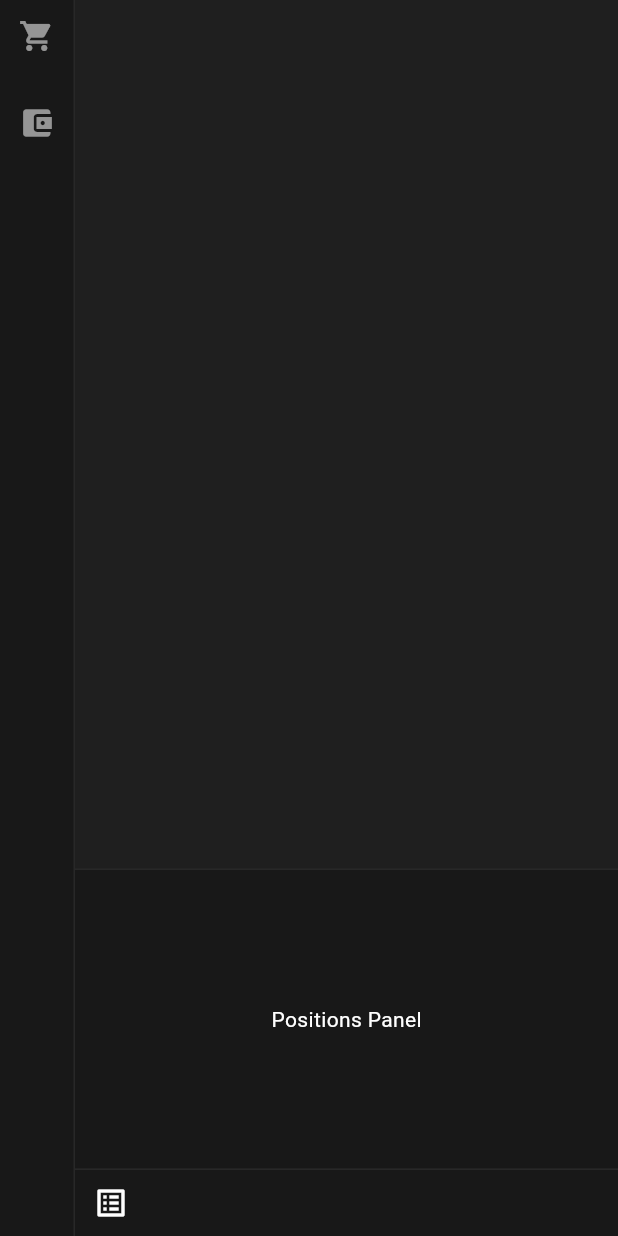
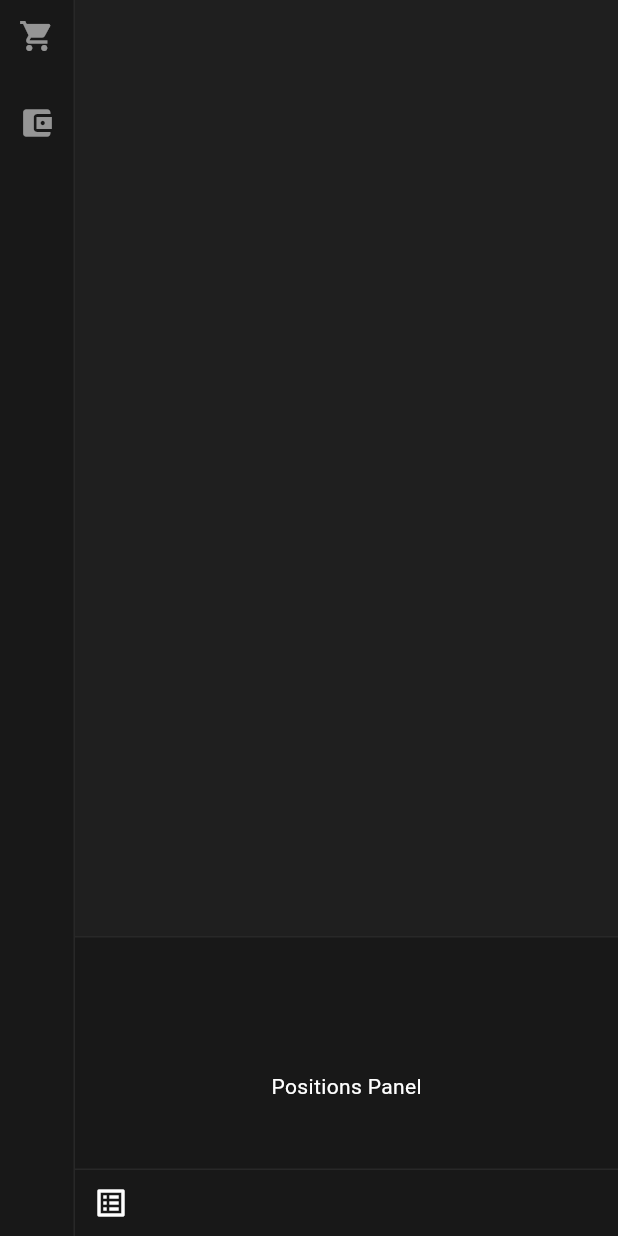
Before and after one commit to AlgoView/AV-App, a Flutter app: the screen it shows after launch, on a phone screen of 412 x 824 dp. Run offline on Flutter 3.47's test engine with Material 3 defaults, Android fonts, the phone set to English and light mode, and no system bars.

Commit message:
Working / restructured / cleaned

```diff
--- a/lib/screens/terminal.dart
+++ b/lib/screens/terminal.dart
@@ -1,23 +1,19 @@
-import 'dart:async';
 import 'package:flutter/material.dart';
-import '../widgets/bar_bottom.dart';
-import '../widgets/bar_side.dart';
-import '../widgets/panel_order.dart';
-import '../widgets/panel_positions.dart';
-import '../widgets/panel_wallet.dart';
-import '../utils/manager_drag.dart';
+import '../widgets/bar_bottom/bar_bottom.dart';
+import '../widgets/bar_side/bar_side.dart';
+import '../widgets/bar_side/panel_order.dart';
+import '../widgets/bar_bottom/panel_positions.dart';
+import '../widgets/bar_side/panel_wallet.dart';
 import '../theme/colors.dart';
 
 class TerminalScreen extends StatefulWidget {
-	const TerminalScreen({Key? key}) : super(key: key);
+	const TerminalScreen({super.key});
 
 	@override
 	State<TerminalScreen> createState() => _TerminalScreenState();
 }
 
 class _TerminalScreenState extends State<TerminalScreen> {
-	final ManagerDrag _dragManager = ManagerDrag();
-
 	bool showOrderPanel = false;
 	bool showWalletPanel = false;
 	bool showPositionsPanel = true;
@@ -25,18 +21,9 @@
 	bool isSidebarOnRight = false;
 	Offset _tapPosition = Offset.zero;
 
-	// Hover/Highlight state
-	bool _isHoverHighlight = false;
-
-	@override
-	void dispose() {
-		super.dispose();
-	}
-
 	@override
 	Widget build(BuildContext context) {
-		double maxBottomPanelHeight =
-				MediaQuery.of(context).size.height - BarBottom.height - BarBottom.dragAreaHeight;
+		double maxBottomPanelHeight = MediaQuery.of(context).size.height - 100;
 
 		List<Widget> layoutChildren = isSidebarOnRight
 				? [
@@ -67,77 +54,17 @@
 		return Expanded(
 			child: Stack(
 				children: [
-					// Main Background
 					Positioned.fill(
 						child: Container(color: AppTheme.backgroundColor),
 					),
-
-					// Bottom Panel
-					if (bottomPanelHeight > 0)
-						Positioned(
-							left: 0,
-							right: 0,
-							bottom: BarBottom.height,
-							height: bottomPanelHeight,
-							child: PanelPositions(
-								height: bottomPanelHeight,
-							),
+					if (showPositionsPanel)
+						PanelPositions(
+							initialHeight: bottomPanelHeight,
+							maxHeight: maxBottomPanelHeight,
+							onHeightChanged: (newHeight) {
+								setState(() => bottomPanelHeight = newHeight);
+							},
 						),
-
-					// Draggable Area
-					Positioned(
-						left: 0,
-						right: 0,
-						bottom: bottomPanelHeight + BarBottom.height,
-						height: BarBottom.dragAreaHeight,
-						child: MouseRegion(
-							cursor: SystemMouseCursors.resizeRow,
-							onEnter: (_) => _dragManager.manageHover(true, (isHighlight) {
-								setState(() => _isHoverHighlight = isHighlight);
-							}),
-							onExit: (_) => _dragManager.manageHover(false, (isHighlight) {
-								setState(() => _isHoverHighlight = isHighlight);
-							}),
-							child: GestureDetector(
-								behavior: HitTestBehavior.translucent,
-								onPanStart: (details) {
-									_dragManager.onDragStart(details.globalPosition.dy);
-									setState(() => _isHoverHighlight = true);
-								},
-								onPanUpdate: (details) {
-									setState(() {
-										bottomPanelHeight = _dragManager.handleDrag(
-											details.globalPosition.dy.toDouble(),
-											bottomPanelHeight,
-											maxBottomPanelHeight,
-										);
-										showPositionsPanel = bottomPanelHeight > 0;
-									});
-								},
-								onPanEnd: (_) {
-									_dragManager.onDragEnd(
-										bottomPanelHeight,
-										(newHeight, isVisible) {
-											setState(() {
-												bottomPanelHeight = newHeight.toDouble();
-												showPositionsPanel = isVisible;
-											});
-										},
-									);
-								},
-								child: AnimatedContainer(
-									duration: _dragManager.isDragging
-											? Duration.zero
-											: const Duration(milliseconds: 200),
-									color: (_dragManager.isDragging || _isHoverHighlight)
-											? AppTheme.highlightColor
-											: Colors.transparent,
-								),
-							),
-						),
-					),
-
-					// Bottom Bar
 					Positioned(
 						left: 0,
 						right: 0,
@@ -176,12 +103,14 @@
 
 	Widget _buildSidePanelContainer() {
 		return Container(
-			width: 300,
+			width: showOrderPanel
+					? PanelOrder.panelWidth
+					: PanelWallet.panelWidth,
 			decoration: BoxDecoration(
 				color: AppTheme.panelColor,
 				border: Border(
-					left: isSidebarOnRight ? BorderSide(color: AppTheme.panelBorderColor, width: 1) : BorderSide.none,
-					right: isSidebarOnRight ? BorderSide.none : BorderSide(color: AppTheme.panelBorderColor, width: 1),
+					left: isSidebarOnRight ? const BorderSide(color: AppTheme.panelBorderColor, width: 1) : BorderSide.none,
+					right: isSidebarOnRight ? BorderSide.none : const BorderSide(color: AppTheme.panelBorderColor, width: 1),
 				),
 			),
 			child: Column(
@@ -189,14 +118,14 @@
 					if (showOrderPanel)
 						Expanded(
 							flex: showWalletPanel ? 1 : 2,
-							child: PanelOrder(backgroundColor: AppTheme.panelColor),
+							child: const PanelOrder(backgroundColor: AppTheme.panelColor),
 						),
 					if (showOrderPanel && showWalletPanel)
-						Divider(color: AppTheme.panelBorderColor, height: 1),
+						const Divider(color: AppTheme.panelBorderColor, height: 1),
 					if (showWalletPanel)
 						Expanded(
 							flex: showOrderPanel ? 1 : 2,
-							child: PanelWallet(backgroundColor: AppTheme.panelColor),
+							child: const PanelWallet(backgroundColor: AppTheme.panelColor),
 						),
 				],
 			),
@@ -240,13 +169,13 @@
 				size.height - _tapPosition.dy,
 			),
 			items: [
-				PopupMenuItem(
+				const PopupMenuItem(
 					value: "left",
-					child: const Text("Move Sidebar to Left"),
+					child: Text("Move Sidebar to Left"),
 				),
-				PopupMenuItem(
+				const PopupMenuItem(
 					value: "right",
-					child: const Text("Move Sidebar to Right"),
+					child: Text("Move Sidebar to Right"),
 				),
 			],
 		).then((value) {
--- a/lib/widgets/bar_bottom.dart
+++ /dev/null
@@ -1,45 +0,0 @@
-import 'package:flutter/material.dart';
-import '../theme/colors.dart';
-
-class BarBottom extends StatelessWidget {
-  final bool isActive;
-  final Color activeColor;
-  final Color inactiveColor;
-  final VoidCallback onToggle;
-
-  static const double height = 45; // Static constant
-  static const double dragAreaHeight = 5; // Static constant
-
-  const BarBottom({
-    Key? key,
-    required this.isActive,
-    required this.activeColor,
-    required this.inactiveColor,
-    required this.onToggle,
-  }) : super(key: key);
-
-  @override
-  Widget build(BuildContext context) {
-    return Container(
-      height: height,
-      decoration: BoxDecoration(
-        color: AppTheme.panelColor,
-        border: Border(
-          top: BorderSide(color: AppTheme.panelBorderColor, width: 1),
-        ),
-      ),
-      child: Row(
-        mainAxisAlignment: MainAxisAlignment.start,
-        children: [
-          IconButton(
-            icon: Icon(
-              Icons.list_alt,
-              color: isActive ? activeColor : inactiveColor,
-            ),
-            onPressed: onToggle,
-          ),
-        ],
-      ),
-    );
-  }
-}
--- /dev/null
+++ b/lib/widgets/bar_bottom/bar_bottom.dart
@@ -0,0 +1,45 @@
+import 'package:flutter/material.dart';
+import '../../theme/colors.dart';
+
+// Hardcoded variables
+const double barHeight = 45;
+const double dragAreaHeight = 5;
+
+class BarBottom extends StatelessWidget {
+	final bool isActive;
+	final Color activeColor;
+	final Color inactiveColor;
+	final VoidCallback onToggle;
+
+	const BarBottom({
+		super.key,
+		required this.isActive,
+		required this.activeColor,
+		required this.inactiveColor,
+		required this.onToggle,
+	});
+
+	@override
+	Widget build(BuildContext context) {
+		return Container(
+			height: barHeight,
+			decoration: const BoxDecoration(
+				color: AppTheme.panelColor,
+				border: Border(
+					top: BorderSide(color: AppTheme.panelBorderColor, width: 1),
+				),
+			),
+			child: Row(
+				children: [
+					IconButton(
+						icon: Icon(
+							Icons.list_alt,
+							color: isActive ? activeColor : inactiveColor,
+						),
+						onPressed: onToggle,
+					),
+				],
+			),
+		);
+	}
+}
--- /dev/null
+++ b/lib/widgets/bar_bottom/panel_positions.dart
@@ -0,0 +1,101 @@
+import 'package:flutter/material.dart';
+import '../../theme/colors.dart';
+
+// Hardcoded variables
+const double minHeight = 100;
+const double handleHeight = 4;
+const double panelPadding = 16;
+
+class PanelPositions extends StatefulWidget {
+	final double initialHeight;
+	final double maxHeight;
+	final Function(double height) onHeightChanged;
+
+	static const double minHeight = 100;
+	static const double handleHeight = 4;
+
+	const PanelPositions({
+		super.key,
+		required this.initialHeight,
+		required this.maxHeight,
+		required this.onHeightChanged,
+	});
+
+	@override
+	State<PanelPositions> createState() => _PanelPositionsState();
+}
+
+class _PanelPositionsState extends State<PanelPositions> {
+	late double height;
+	bool isDragging = false;
+
+	@override
+	void initState() {
+		super.initState();
+		height = widget.initialHeight;
+	}
+
+	void _startDragging(DragStartDetails details) {
+		setState(() => isDragging = true);
+	}
+
+	void _updateDragging(DragUpdateDetails details) {
+		setState(() {
+			height -= details.delta.dy;
+			height = height.clamp(PanelPositions.minHeight, widget.maxHeight);
+			widget.onHeightChanged(height);
+		});
+	}
+
+	void _endDragging(DragEndDetails details) {
+		setState(() => isDragging = false);
+	}
+
+	@override
+	Widget build(BuildContext context) {
+		return Stack(
+			children: [
+				Positioned(
+					bottom: 0,
+					left: 0,
+					right: 0,
+					height: height,
+					child: Container(
+						decoration: const BoxDecoration(
+							color: AppTheme.panelColor,
+							border: Border(
+								top: BorderSide(color: AppTheme.panelBorderColor, width: 1),
+							),
+						),
+						padding: const EdgeInsets.all(panelPadding),
+						child: const Center(
+							child: Text(
+								'Positions Panel',
+								style: TextStyle(color: AppTheme.activeIconColor),
+							),
+						),
+					),
+				),
+				Positioned(
+					bottom: height,
+					left: 0,
+					right: 0,
+					height: PanelPositions.handleHeight,
+					child: GestureDetector(
+						onPanStart: _startDragging,
+						onPanUpdate: _updateDragging,
+						onPanEnd: _endDragging,
+						child: MouseRegion(
+							cursor: SystemMouseCursors.resizeRow,
+							child: Container(
+								color: isDragging
+										? AppTheme.highlightColor
+										: Colors.transparent,
+							),
+						),
+					),
+				),
+			],
+		);
+	}
+}
--- a/lib/widgets/bar_side.dart
+++ /dev/null
@@ -1,63 +0,0 @@
-import 'package:flutter/material.dart';
-import '../theme/colors.dart';
-
-class BarSide extends StatelessWidget {
-  final bool isRightAligned;
-  final bool isOrderPanelVisible;
-  final bool isWalletPanelVisible;
-  final VoidCallback toggleOrderPanel;
-  final VoidCallback toggleWalletPanel;
-  final Color activeColor;
-  final Color inactiveColor;
-  final Color panelColor;
-  final Color panelBorderColor;
-  static const double width = 50;
-  static const double panelWidth = 300.0;
-
-  const BarSide({
-    Key? key,
-    required this.isRightAligned,
-    required this.isOrderPanelVisible,
-    required this.isWalletPanelVisible,
-    required this.toggleOrderPanel,
-    required this.toggleWalletPanel,
-    required this.activeColor,
-    required this.inactiveColor,
-    required this.panelColor,
-    required this.panelBorderColor,
-  }) : super(key: key);
-
-  @override
-  Widget build(BuildContext context) {
-    return Container(
-      width: width,
-      decoration: BoxDecoration(
-        color: panelColor,
-        border: Border(
-          left: isRightAligned
-              ? BorderSide(color: panelBorderColor, width: 1)
-              : BorderSide.none,
-          right: isRightAligned
-              ? BorderSide.none
-              : BorderSide(color: panelBorderColor, width: 1),
-        ),
-      ),
-      child: Column(
-        mainAxisAlignment: MainAxisAlignment.start,
-        children: [
-          IconButton(
-            icon: const Icon(Icons.shopping_cart),
-            color: isOrderPanelVisible ? activeColor : inactiveColor,
-            onPressed: toggleOrderPanel,
-          ),
-          const SizedBox(height: 10),
-          IconButton(
-            icon: const Icon(Icons.account_balance_wallet),
-            color: isWalletPanelVisible ? activeColor : inactiveColor,
-            onPressed: toggleWalletPanel,
-          ),
-        ],
-      ),
-    );
-  }
-}
--- /dev/null
+++ b/lib/widgets/bar_side/bar_side.dart
@@ -0,0 +1,64 @@
+import 'package:flutter/material.dart';
+
+// Hardcoded variables
+const double sideBarWidth = 50;
+const double panelWidth = 300.0;
+
+class BarSide extends StatelessWidget {
+	final bool isRightAligned;
+	final bool isOrderPanelVisible;
+	final bool isWalletPanelVisible;
+	final VoidCallback toggleOrderPanel;
+	final VoidCallback toggleWalletPanel;
+	final Color activeColor;
+	final Color inactiveColor;
+	final Color panelColor;
+	final Color panelBorderColor;
+
+	const BarSide({
+		super.key,
+		required this.isRightAligned,
+		required this.isOrderPanelVisible,
+		required this.isWalletPanelVisible,
+		required this.toggleOrderPanel,
+		required this.toggleWalletPanel,
+		required this.activeColor,
+		required this.inactiveColor,
+		required this.panelColor,
+		required this.panelBorderColor,
+	});
+
+	@override
+	Widget build(BuildContext context) {
+		return Container(
+			width: sideBarWidth,
+			decoration: BoxDecoration(
+				color: panelColor,
+				border: Border(
+					left: isRightAligned
+							? BorderSide(color: panelBorderColor, width: 1)
+							: BorderSide.none,
+					right: isRightAligned
+							? BorderSide.none
+							: BorderSide(color: panelBorderColor, width: 1),
+				),
+			),
+			child: Column(
+				mainAxisAlignment: MainAxisAlignment.start,
+				children: [
+					IconButton(
+						icon: const Icon(Icons.shopping_cart),
+						color: isOrderPanelVisible ? activeColor : inactiveColor,
+						onPressed: toggleOrderPanel,
+					),
+					const SizedBox(height: 10),
+					IconButton(
+						icon: const Icon(Icons.account_balance_wallet),
+						color: isWalletPanelVisible ? activeColor : inactiveColor,
+						onPressed: toggleWalletPanel,
+					),
+				],
+			),
+		);
+	}
+}
--- a/lib/widgets/panel_positions.dart
+++ /dev/null
@@ -1,33 +0,0 @@
-import 'package:flutter/material.dart';
-import '../theme/colors.dart'; // Import AppTheme
-
-class PanelPositions extends StatelessWidget {
-  final double height;
-
-  static const double minHeight = 100; // Static constant
-
-  const PanelPositions({
-    Key? key,
-    required this.height,
-  }) : super(key: key);
-
-  @override
-  Widget build(BuildContext context) {
-    return Container(
-      height: height,
-      decoration: BoxDecoration(
-        color: AppTheme.panelColor,
-        border: Border(
-          top: BorderSide(color: AppTheme.panelBorderColor, width: 1),
-        ),
-      ),
-      padding: const EdgeInsets.all(16),
-      child: const Center(
-        child: Text(
-          'Positions Panel',
-          style: TextStyle(color: AppTheme.activeIconColor),
-        ),
-      ),
-    );
-  }
-}
```
Also changed, not shown: lib/utils/manager_drag.dart (deleted, +0 -51 lines), lib/widgets/bar_side/panel_order.dart (added, +24 -0 lines), lib/widgets/bar_side/panel_wallet.dart (added, +24 -0 lines), lib/widgets/panel_order.dart (deleted, +0 -22 lines), lib/widgets/panel_wallet.dart (deleted, +0 -22 lines), 1 other file.
